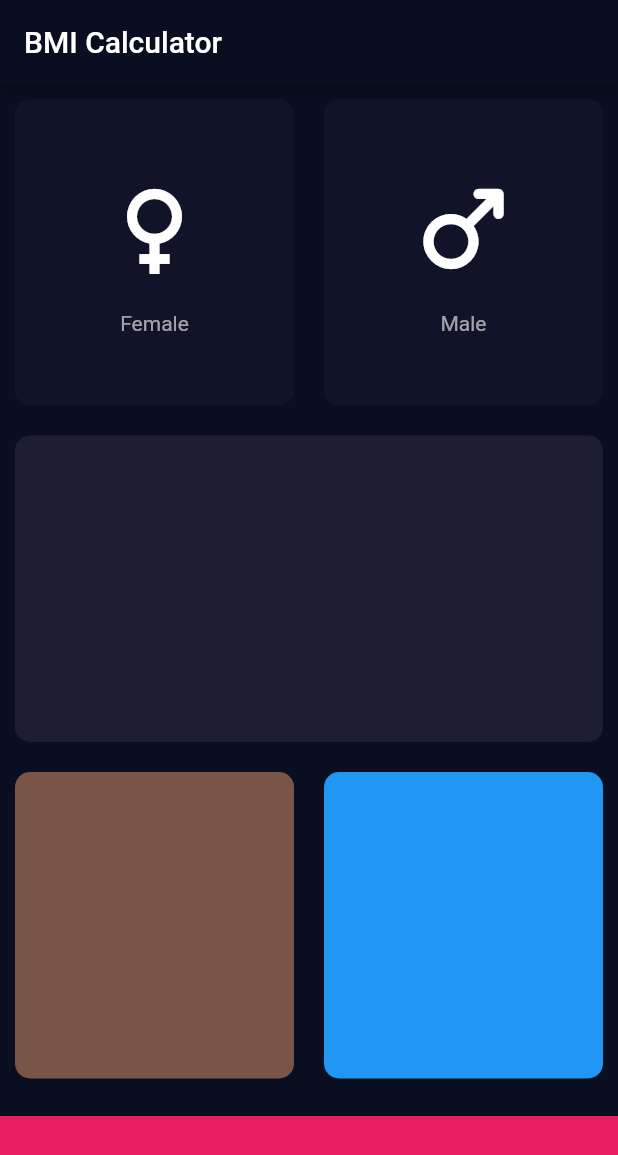
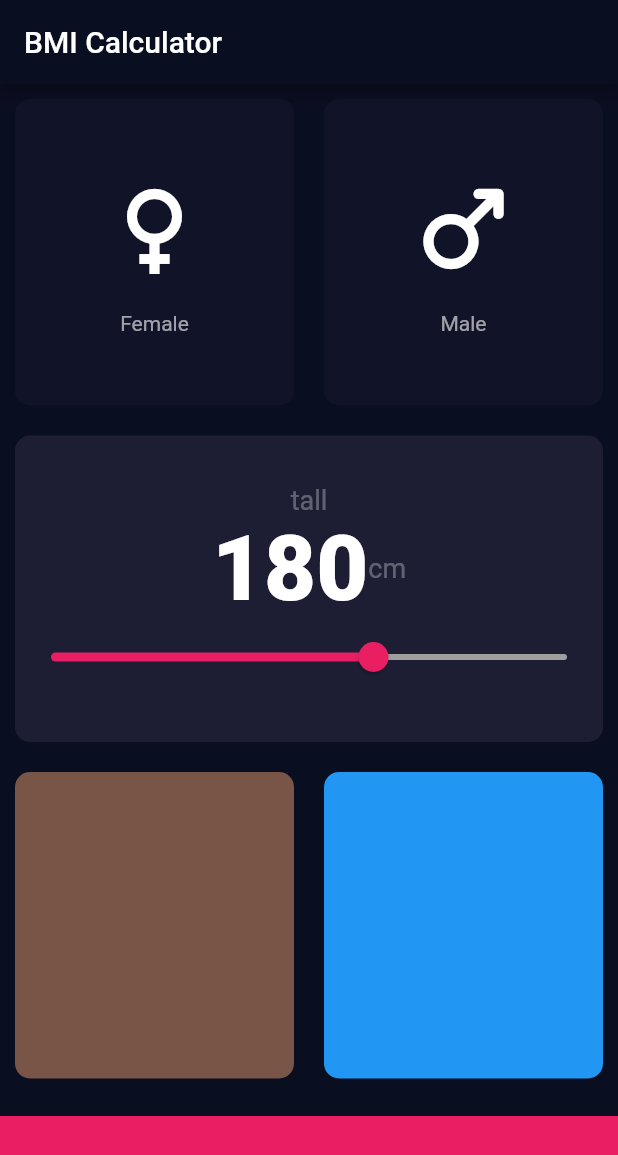
Before and after one commit to cmskzhan/flutter, a Flutter app: the screen it shows after launch, on a phone screen of 412 x 824 dp. Shown: the top 1155 px of the screen. Run offline on Flutter 3.47's test engine with Material 2 defaults, Android fonts, the light colour scheme and no system bars.

Commit message:
standard slider setstate initValue=newValue.floor(

```diff
--- a/lib/input_page.dart
+++ b/lib/input_page.dart
@@ -1,11 +1,18 @@
 import 'package:flutter/material.dart';
 import 'cardAndContainerTemplates.dart';
 
+// might move below const to templates?
 const bottomContainerHeight = 80.0;
 const activeCardColor = Color(0xFF1D1E33);
 const inactiveCardColor = Color(0xFF111328);
 const bottomContainerColor = Colors.pink;
+int initialTall = 180;
 enum gender {male, female}
+
+const labelTextStyle =  TextStyle(fontSize: 18, color: Colors.white30);
+
+const boldNumberStyle = TextStyle(fontSize: 60, color: Colors.white, fontWeight: FontWeight.w900);
+
 
 class InputPage extends StatefulWidget {
 
@@ -49,7 +56,24 @@
             ),
           ),
           Expanded(
-            child: MyContainer(),
+            child: MyContainer(
+              c: activeCardColor,
+              cardChild: Column(
+                mainAxisAlignment: MainAxisAlignment.center,
+                children: [
+                  Text("tall", style: labelTextStyle),
+                  Row(
+                    mainAxisAlignment: MainAxisAlignment.center,
+                    textBaseline: TextBaseline.alphabetic, //bring unit down as subscriber
+                    children: [
+                      Text(initialTall.toString(), style: boldNumberStyle),
+                      Text('cm', style: labelTextStyle,)
+                    ],
+                  ),
+                  Slider(value: initialTall.toDouble(), min: 80, max: 240, activeColor: Colors.pink, inactiveColor: Colors.grey,
+                         onChanged: (double newTall) { setState(() { initialTall = newTall.floor(); print(newTall); });
+                    } ) ],
+              ),),
           ),
           Expanded(
             child: Row(
```
